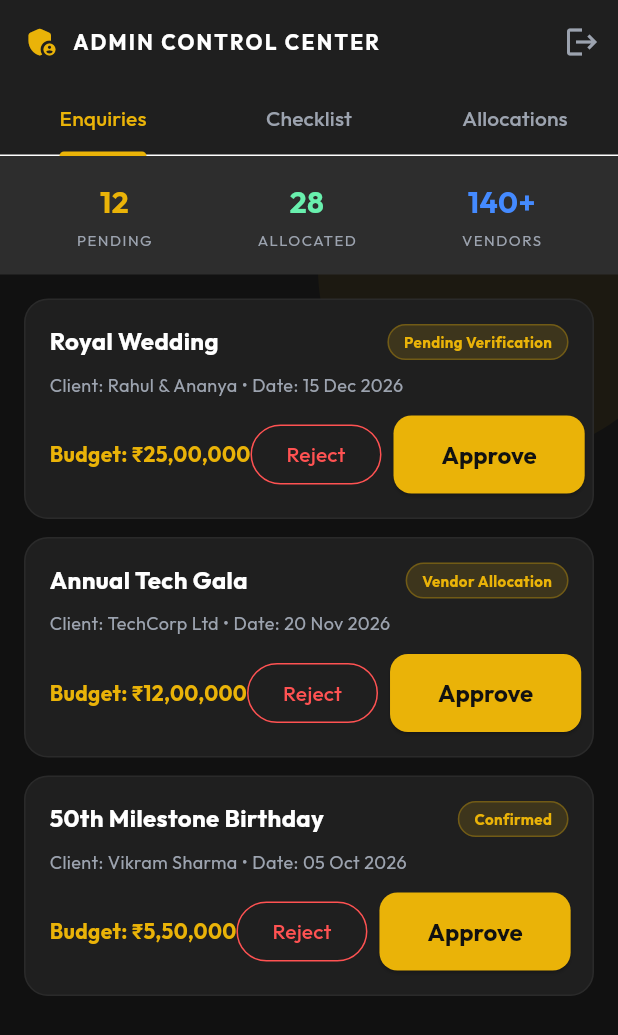
After one commit to Varun-Gupta0/Eventalogy, a Flutter app: the AdminDashboardScreen screen opened by its route, on a phone screen of 412 x 824 dp. The commit adds this screen. Shown: the top 1035 px of the screen. Run offline on Flutter 3.47's test engine with Material 3 defaults, Android fonts, the phone set to English and light mode, and no system bars; our stand-ins replace cloud_firestore, firebase_auth, firebase_core, go_router, google_fonts; accounts and stored records are empty.

Commit message:
Phase 8: Firebase Auth, Firestore, and Admin Dashboard implementation

```diff
--- a/eventology_app/lib/core/routing/app_router.dart
+++ b/eventology_app/lib/core/routing/app_router.dart
@@ -11,6 +11,8 @@ import '../../features/user/profile/user_profile_view.dart';
 import '../../features/user/ai/screens/ai_planner_flow_screen.dart';
 import '../../features/user/ai/screens/ai_generated_plan_screen.dart';
 import '../../models/ai/models.dart';
+
+import '../../features/admin/admin_dashboard_screen.dart';
 
 class PlaceholderScreen extends StatelessWidget {
   final String title;
@@ -34,7 +36,7 @@ final appRouter = GoRouter(
     ),
     GoRoute(
       path: '/admin',
-      builder: (context, state) => const PlaceholderScreen(title: 'Admin Panel'),
+      builder: (context, state) => const AdminDashboardScreen(),
     ),
     GoRoute(
       path: '/ai-planner',
--- /dev/null
+++ b/eventology_app/lib/features/admin/admin_dashboard_screen.dart
@@ -0,0 +1,363 @@
+import 'package:flutter/material.dart';
+import 'package:go_router/go_router.dart';
+import '../../core/theme/app_colors.dart';
+import '../../services/firestore_service.dart';
+
+class AdminDashboardScreen extends StatefulWidget {
+  const AdminDashboardScreen({super.key});
+
+  @override
+  State<AdminDashboardScreen> createState() => _AdminDashboardScreenState();
+}
+
+class _AdminDashboardScreenState extends State<AdminDashboardScreen>
+    with SingleTickerProviderStateMixin {
+  late TabController _tabController;
+
+  @override
+  void initState() {
+    super.initState();
+    _tabController = TabController(length: 3, vsync: this);
+  }
+
+  @override
+  void dispose() {
+    _tabController.dispose();
+    super.dispose();
+  }
+
+  @override
+  Widget build(BuildContext context) {
+    return Scaffold(
+      backgroundColor: AppColors.background,
+      appBar: AppBar(
+        backgroundColor: AppColors.surface,
+        elevation: 0,
+        title: const Row(
+          children: [
+            Icon(Icons.admin_panel_settings_rounded, color: AppColors.primary),
+            SizedBox(width: 8),
+            Text(
+              'ADMIN CONTROL CENTER',
+              style: TextStyle(
+                fontSize: 14,
+                fontWeight: FontWeight.bold,
+                letterSpacing: 1.5,
+                color: Colors.white,
+              ),
+            ),
+          ],
+        ),
+        actions: [
+          IconButton(
+            icon: const Icon(Icons.logout, color: AppColors.textSecondary),
+            onPressed: () => context.go('/'),
+          ),
+        ],
+        bottom: TabBar(
+          controller: _tabController,
+          indicatorColor: AppColors.primary,
+          labelColor: AppColors.primary,
+          unselectedLabelColor: AppColors.textSecondary,
+          tabs: const [
+            Tab(text: 'Enquiries'),
+            Tab(text: 'Checklist'),
+            Tab(text: 'Allocations'),
+          ],
+        ),
+      ),
+      body: Stack(
+        children: [
+          Positioned(
+            top: -50,
+            right: -50,
+            child: Container(
+              width: 250,
+              height: 250,
+              decoration: BoxDecoration(
+                shape: BoxShape.circle,
+                color: AppColors.primary.withValues(alpha: 0.05),
+              ),
+            ),
+          ),
+          Column(
+            children: [
+              // Metrics Summary Bar
+              Container(
+                padding: const EdgeInsets.all(16),
+                color: AppColors.surfaceLighter,
+                child: Row(
+                  mainAxisAlignment: MainAxisAlignment.spaceAround,
+                  children: [
+                    _buildMetric('Pending', '12', AppColors.primary),
+                    _buildMetric('Allocated', '28', Colors.greenAccent),
+                    _buildMetric('Vendors', '140+', Colors.blueAccent),
+                  ],
+                ),
+              ),
+              Expanded(
+                child: TabBarView(
+                  controller: _tabController,
+                  children: [
+                    _buildEnquiriesTab(),
+                    _buildChecklistTab(),
+                    _buildAllocationsTab(),
+                  ],
+                ),
+              ),
+            ],
+          ),
+        ],
+      ),
+    );
+  }
+
+  Widget _buildMetric(String label, String value, Color color) {
+    return Column(
+      children: [
+        Text(
+          value,
+          style: TextStyle(
+            fontSize: 20,
+            fontWeight: FontWeight.bold,
+            color: color,
+          ),
+        ),
+        const SizedBox(height: 4),
+        Text(
+          label.toUpperCase(),
+          style: const TextStyle(
+            fontSize: 10,
+            color: AppColors.textSecondary,
+            letterSpacing: 1.0,
+          ),
+        ),
+      ],
+    );
+  }
+
+  Widget _buildEnquiriesTab() {
+    return StreamBuilder<List<Map<String, dynamic>>>(
+      stream: FirestoreService.getCategories(),
+      builder: (context, snapshot) {
+        final mockEnquiries = [
+          {
+            'client': 'Rahul & Ananya',
+            'event': 'Royal Wedding',
+            'budget': '₹25,00,000',
+            'date': '15 Dec 2026',
+            'status': 'Pending Verification'
+          },
+          {
+            'client': 'TechCorp Ltd',
+            'event': 'Annual Tech Gala',
+            'budget': '₹12,00,000',
+            'date': '20 Nov 2026',
+            'status': 'Vendor Allocation'
+          },
+          {
+            'client': 'Vikram Sharma',
+            'event': '50th Milestone Birthday',
+            'budget': '₹5,50,000',
+            'date': '05 Oct 2026',
+            'status': 'Confirmed'
+          },
+        ];
+
+        return ListView.builder(
+          padding: const EdgeInsets.all(16),
+          itemCount: mockEnquiries.length,
+          itemBuilder: (context, index) {
+            final item = mockEnquiries[index];
+            return Container(
+              margin: const EdgeInsets.only(bottom: 12),
+              padding: const EdgeInsets.all(16),
+              decoration: BoxDecoration(
+                color: AppColors.surface,
+                borderRadius: BorderRadius.circular(16),
+                border: Border.all(color: AppColors.glassBorder),
+              ),
+              child: Column(
+                crossAxisAlignment: CrossAxisAlignment.start,
+                children: [
+                  Row(
+                    mainAxisAlignment: MainAxisAlignment.spaceBetween,
+                    children: [
+                      Text(
+                        item['event']!,
+                        style: const TextStyle(
+                          fontSize: 16,
+                          fontWeight: FontWeight.bold,
+                          color: Colors.white,
+                        ),
+                      ),
+                      Container(
+                        padding: const EdgeInsets.symmetric(
+                            horizontal: 10, vertical: 4),
+                        decoration: BoxDecoration(
+                          color: AppColors.primary.withValues(alpha: 0.15),
+                          borderRadius: BorderRadius.circular(20),
+                          border:
+                              Border.all(color: AppColors.primary.withValues(alpha: 0.3)),
+                        ),
+                        child: Text(
+                          item['status']!,
+                          style: const TextStyle(
+                            fontSize: 10,
+                            color: AppColors.primary,
+                            fontWeight: FontWeight.bold,
+                          ),
+                        ),
+                      ),
+                    ],
+                  ),
+                  const SizedBox(height: 8),
+                  Text(
+                    'Client: ${item['client']} • Date: ${item['date']}',
+                    style: const TextStyle(
+                      fontSize: 12,
+                      color: AppColors.textSecondary,
+                    ),
+                  ),
+                  const SizedBox(height: 12),
+                  Row(
+                    mainAxisAlignment: MainAxisAlignment.spaceBetween,
+                    children: [
+                      Text(
+                        'Budget: ${item['budget']}',
+                        style: const TextStyle(
+                          fontSize: 14,
+                          fontWeight: FontWeight.bold,
+                          color: AppColors.primary,
+                        ),
+                      ),
+                      Row(
+                        children: [
+                          OutlinedButton(
+                            onPressed: () {},
+                            style: OutlinedButton.styleFrom(
+                              foregroundColor: Colors.redAccent,
+                              side: const BorderSide(color: Colors.redAccent),
+                            ),
+                            child: const Text('Reject'),
+                          ),
+                          const SizedBox(width: 8),
+                          ElevatedButton(
+                            onPressed: () {},
+                            style: ElevatedButton.styleFrom(
+                              backgroundColor: AppColors.primary,
+                              foregroundColor: AppColors.background,
+                            ),
+                            child: const Text('Approve'),
+                          ),
+                        ],
+                      ),
+                    ],
+                  ),
+                ],
+              ),
+            );
+          },
+        );
+      },
+    );
+  }
+
+  Widget _buildChecklistTab() {
+    final checklist = [
+      {'task': 'Verify Host Identity & Contact', 'done': true},
+      {'task': 'Confirm Venue Availability & Deposit', 'done': true},
+      {'task': 'Finalize Catering Menu & Guest Count', 'done': false},
+      {'task': 'Assign Sound & Stage Production Team', 'done': false},
+      {'task': 'Security & Traffic Clearance', 'done': false},
+    ];
+
+    return ListView.builder(
+      padding: const EdgeInsets.all(16),
+      itemCount: checklist.length,
+      itemBuilder: (context, index) {
+        final item = checklist[index];
+        final isDone = item['done'] as bool;
+        return Container(
+          margin: const EdgeInsets.only(bottom: 10),
+          decoration: BoxDecoration(
+            color: AppColors.surface,
+            borderRadius: BorderRadius.circular(12),
+            border: Border.all(color: AppColors.glassBorder),
+          ),
+          child: CheckboxListTile(
+            activeColor: AppColors.primary,
+            checkColor: AppColors.background,
+            value: isDone,
+            title: Text(
+              item['task'] as String,
+              style: TextStyle(
+                color: isDone ? AppColors.textSecondary : Colors.white,
+                decoration:
+                    isDone ? TextDecoration.lineThrough : TextDecoration.none,
+              ),
+            ),
+            onChanged: (val) {
+              setState(() {
+                item['done'] = val ?? false;
+              });
+            },
+          ),
+        );
+      },
+    );
+  }
+
+  Widget _buildAllocationsTab() {
+    final vendors = [
+      {'name': 'Starlight Decorators', 'type': 'Decor & Stage', 'rating': '4.9 ★'},
+      {'name': 'Royal Feast Caterers', 'type': 'Catering', 'rating': '4.8 ★'},
+      {'name': 'Apex DJ & Lighting', 'type': 'Sound & Light', 'rating': '5.0 ★'},
+    ];
+
+    return ListView.builder(
+      padding: const EdgeInsets.all(16),
+      itemCount: vendors.length,
+      itemBuilder: (context, index) {
+        final v = vendors[index];
+        return Container(
+          margin: const EdgeInsets.only(bottom: 12),
+          decoration: BoxDecoration(
+            color: AppColors.surface,
+            borderRadius: BorderRadius.circular(16),
+            border: Border.all(color: AppColors.glassBorder),
+          ),
+          child: ListTile(
+            leading: Container(
+              padding: const EdgeInsets.all(10),
+              decoration: BoxDecoration(
+                color: AppColors.primary.withValues(alpha: 0.1),
+                shape: BoxShape.circle,
+              ),
+              child: const Icon(Icons.store, color: AppColors.primary),
+            ),
+            title: Text(
+              v['name']!,
+              style: const TextStyle(
+                color: Colors.white,
+                fontWeight: FontWeight.bold,
+              ),
+            ),
+            subtitle: Text(
+              '${v['type']} • Rating: ${v['rating']}',
+              style: const TextStyle(color: AppColors.textSecondary, fontSize: 12),
+            ),
+            trailing: ElevatedButton(
+              onPressed: () {},
+              style: ElevatedButton.styleFrom(
+                backgroundColor: AppColors.surfaceLighter,
+                foregroundColor: AppColors.primary,
+              ),
+              child: const Text('Assign Event'),
+            ),
+          ),
+        );
+      },
+    );
+  }
+}
--- /dev/null
+++ b/eventology_app/lib/services/firestore_service.dart
@@ -0,0 +1,56 @@
+import 'package:cloud_firestore/cloud_firestore.dart';
+
+class FirestoreService {
+  static final FirebaseFirestore _db = FirebaseFirestore.instance;
+
+  // Stream Categories
+  static Stream<List<Map<String, dynamic>>> getCategories() {
+    return _db.collection('categories').snapshots().map((snapshot) {
+      return snapshot.docs.map((doc) => {'id': doc.id, ...doc.data()}).toList();
+    });
+  }
+
+  // Stream Packages
+  static Stream<List<Map<String, dynamic>>> getPackages(String categoryId) {
+    return _db
+        .collection('packages')
+        .where('categoryId', isEqualTo: categoryId)
+        .snapshots()
+        .map((snapshot) {
+      return snapshot.docs.map((doc) => {'id': doc.id, ...doc.data()}).toList();
+    });
+  }
+
+  // Save AI Generated Enquiry
+  static Future<void> createEnquiry(Map<String, dynamic> enquiryData) async {
+    try {
+      await _db.collection('enquiries').add({
+        ...enquiryData,
+        'createdAt': FieldValue.serverTimestamp(),
+        'status': 'pending',
+      });
+    } catch (e) {
+      // Graceful fallback for offline / demo mode
+    }
+  }
+
+  // Seed sample data into Firestore if empty
+  static Future<void> seedInitialData() async {
+    try {
+      final categoriesSnapshot = await _db.collection('categories').get();
+      if (categoriesSnapshot.docs.isEmpty) {
+        final initialCategories = [
+          {'name': 'Dream Venues', 'icon': 'location_city', 'subtext': 'Luxury banquets, heritage palaces & beach resorts'},
+          {'name': 'Elite Decor & Floral', 'icon': 'local_florist', 'subtext': 'Royal mandaps, neon aesthetics & theme styling'},
+          {'name': 'Master Photographers', 'icon': 'camera_alt', 'subtext': 'Cinematic wedding films & drone coverage'},
+          {'name': 'Catering & Mixology', 'icon': 'restaurant', 'subtext': 'Multi-cuisine buffets & artisanal cocktail bars'},
+          {'name': 'Live Bands & DJs', 'icon': 'music_note', 'subtext': 'Sangeet artists, celebrity DJs & orchestra'},
+        ];
+
+        for (var cat in initialCategories) {
+          await _db.collection('categories').add(cat);
+        }
+      }
+    } catch (_) {}
+  }
+}
--- a/eventology_app/pubspec.yaml
+++ b/eventology_app/pubspec.yaml
@@ -38,6 +38,7 @@ dependencies:
   go_router: ^18.0.1
   firebase_core: ^4.15.0
   firebase_auth: ^6.7.0
+  cloud_firestore: ^6.10.0
   http: ^1.6.0
 
 dev_dependencies:
```
Also changed, not shown: eventology_app/lib/main.dart (+13 -1 lines), eventology_app/lib/services/firebase_auth_service.dart (added, +68 -0 lines), eventology_app/lib/core/firebase/firebase_options.dart (added), eventology_app/pubspec.lock, 3 other files.
